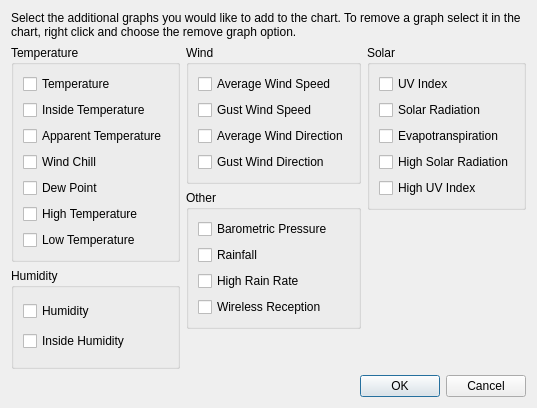
The window that desktop/charts/addgraphdialog.ui (davidrg/zxweather) describes before a commit, drawn with Qt 5.
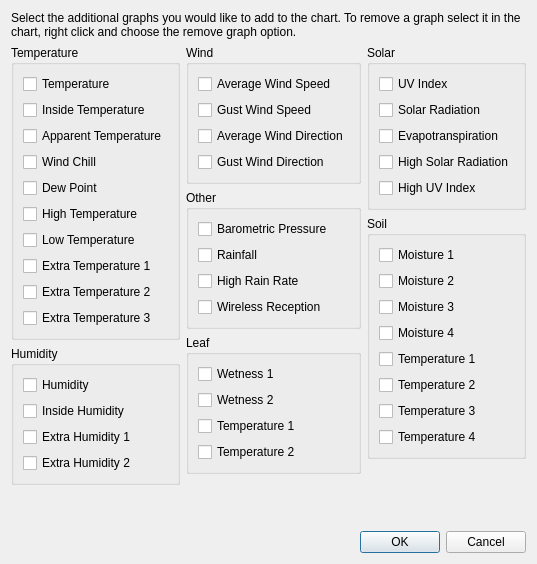
The same window after the commit. Icons and pictures are not drawn.

Commit message: Initial support for extra sensors in the desktop app. App builds and runs and the extra sensors work in charts and view data though the UI isn't great.

Patch:
```diff
--- a/desktop/charts/addgraphdialog.ui
+++ b/desktop/charts/addgraphdialog.ui
@@ -6,7 +6,7 @@
    <rect>
     <x>0</x>
     <y>0</y>
-    <width>486</width>
+    <width>504</width>
     <height>500</height>
    </rect>
   </property>
@@ -90,6 +90,27 @@
             </property>
            </widget>
           </item>
+          <item>
+           <widget class="QCheckBox" name="cbExtraTemperature1">
+            <property name="text">
+             <string>Extra Temperature 1</string>
+            </property>
+           </widget>
+          </item>
+          <item>
+           <widget class="QCheckBox" name="cbExtraTemperature2">
+            <property name="text">
+             <string>Extra Temperature 2</string>
+            </property>
+           </widget>
+          </item>
+          <item>
+           <widget class="QCheckBox" name="cbExtraTemperature3">
+            <property name="text">
+             <string>Extra Temperature 3</string>
+            </property>
+           </widget>
+          </item>
          </layout>
         </widget>
        </item>
@@ -113,9 +134,36 @@
             </property>
            </widget>
           </item>
+          <item>
+           <widget class="QCheckBox" name="cbExtraHumidity1">
+            <property name="text">
+             <string>Extra Humidity 1</string>
+            </property>
+           </widget>
+          </item>
+          <item>
+           <widget class="QCheckBox" name="cbExtraHumidity2">
+            <property name="text">
+             <string>Extra Humidity 2</string>
+            </property>
+           </widget>
+          </item>
          </layout>
         </widget>
        </item>
+       <item>
+        <spacer name="verticalSpacer">
+         <property name="orientation">
+          <enum>Qt::Vertical</enum>
+         </property>
+         <property name="sizeHint" stdset="0">
+          <size>
+           <width>20</width>
+           <height>40</height>
+          </size>
+         </property>
+        </spacer>
+       </item>
       </layout>
      </item>
      <item>
@@ -197,6 +245,43 @@
          </layout>
         </widget>
        </item>
+       <item>
+        <widget class="QGroupBox" name="gbLeaf">
+         <property name="title">
+          <string>Leaf</string>
+         </property>
+         <layout class="QVBoxLayout" name="verticalLayout_11">
+          <item>
+           <widget class="QCheckBox" name="cbLeafWetness1">
+            <property name="text">
+             <string>Wetness 1</string>
+            </property>
+           </widget>
+          </item>
+          <item>
+           <widget class="QCheckBox" name="cbLeafWetness2">
+            <property name="text">
+             <string>Wetness 2</string>
+            </property>
+           </widget>
+          </item>
+          <item>
+           <widget class="QCheckBox" name="cbLeafTemperature1">
+            <property name="text">
+             <string>Temperature 1</string>
+            </property>
+           </widget>
+          </item>
+          <item>
+           <widget class="QCheckBox" name="cbLeafTemperature2">
+            <property name="text">
+             <string>Temperature 2</string>
+            </property>
+           </widget>
+          </item>
+         </layout>
+        </widget>
+       </item>
        <item>
         <spacer name="verticalSpacer_3">
          <property name="orientation">
@@ -261,6 +346,71 @@
          </layout>
         </widget>
        </item>
+       <item>
+        <widget class="QGroupBox" name="gbSoil">
+         <property name="title">
+          <string>Soil</string>
+         </property>
+         <layout class="QVBoxLayout" name="verticalLayout_10">
+          <item>
+           <widget class="QCheckBox" name="cbSoilMoisture1">
+            <property name="text">
+             <string>Moisture 1</string>
+            </property>
+           </widget>
+          </item>
+          <item>
+           <widget class="QCheckBox" name="cbSoilMoisture2">
+            <property name="text">
+             <string>Moisture 2</string>
+            </property>
+           </widget>
+          </item>
+          <item>
+           <widget class="QCheckBox" name="cbSoilMoisture3">
+            <property name="text">
+             <string>Moisture 3</string>
+            </property>
+           </widget>
+          </item>
+          <item>
+           <widget class="QCheckBox" name="cbSoilMoisture4">
+            <property name="text">
+             <string>Moisture 4</string>
+            </property>
+           </widget>
+          </item>
+          <item>
+           <widget class="QCheckBox" name="cbSoilTemperature1">
+            <property name="text">
+             <string>Temperature 1</string>
+            </property>
+           </widget>
+          </item>
+          <item>
+           <widget class="QCheckBox" name="cbSoilTemperature2">
+            <property name="text">
+             <string>Temperature 2</string>
+            </property>
+           </widget>
+          </item>
+          <item>
+           <widget class="QCheckBox" name="cbSoilTemperature3">
+            <property name="text">
+             <string>Temperature 3</string>
+            </property>
+           </widget>
+          </item>
+          <item>
+           <widget class="QCheckBox" name="cbSoilTemperature4">
+            <property name="text">
+             <string>Temperature 4</string>
+            </property>
+           </widget>
+          </item>
+         </layout>
+        </widget>
+       </item>
        <item>
         <spacer name="verticalSpacer_2">
          <property name="orientation">
```
Left out of the diff: 17 changed lines with no effect on the pictures. The commit also changes 41 other files.
